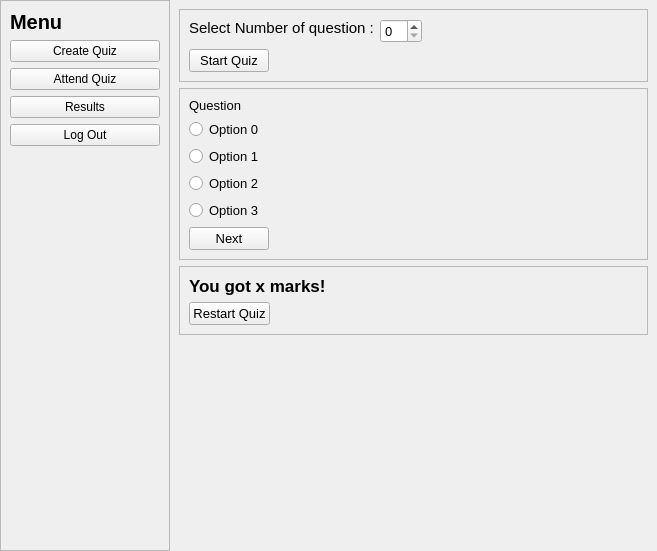
Qt form main.ui (riyadbinaziz/SmartGrading) before a commit.
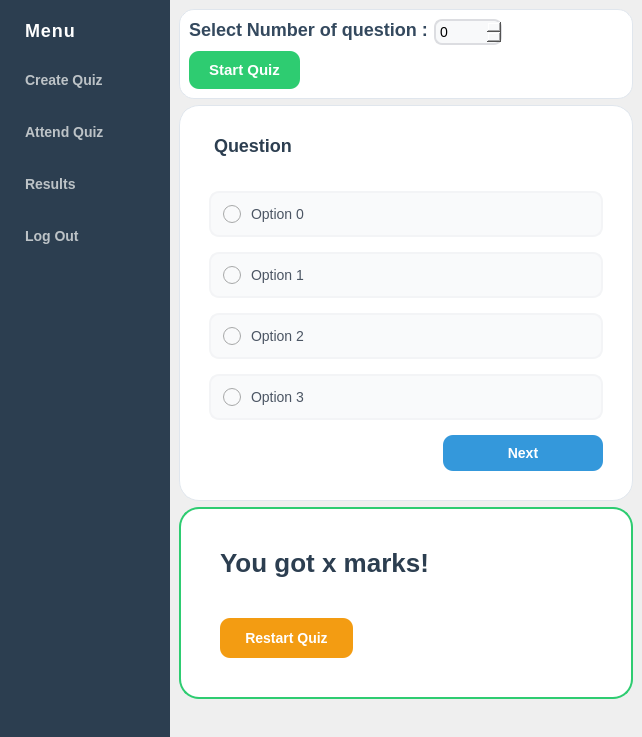
The same form after that commit. The open tabs and pages were chosen to show the change.

Diff of the .ui file:
```diff
--- a/main.ui
+++ b/main.ui
@@ -6,14 +6,29 @@
    <rect>
     <x>0</x>
     <y>0</y>
-    <width>657</width>
-    <height>551</height>
+    <width>642</width>
+    <height>737</height>
    </rect>
   </property>
   <property name="windowTitle">
    <string>SmartGrading</string>
   </property>
   <widget class="QWidget" name="homeWidget">
+   <property name="styleSheet">
+    <string notr="true">QLineEdit {
+    background-color: #ffffff;
+    border: 1px solid #dcdde1;
+    border-radius: 8px;
+    padding: 8px 12px;
+    font-size: 13px;
+    color: #2f3640;
+}
+
+QLineEdit:focus {
+    border: 2px solid #3498db; 
+    background-color: #f5faff;
+}</string>
+   </property>
    <layout class="QVBoxLayout" name="verticalLayout">
     <property name="spacing">
      <number>0</number>
@@ -185,6 +200,50 @@
             <height>16777215</height>
            </size>
           </property>
+          <property name="styleSheet">
+           <string notr="true">#sidebar_frame_home {
+    background-color: #2c3e50;
+    border: none;
+}
+
+#menu_sidebar_label_home {
+    color: #ffffff;
+    font-size: 18px;
+    font-weight: bold;
+    font-family: &quot;Segoe UI&quot;, sans-serif;
+    padding: 20px 10px 10px 20px;
+    letter-spacing: 1px;
+    text-transform: uppercase;
+}
+
+#sidebar_frame_home QPushButton {
+    color: #bdc3c7; 
+    background-color: transparent;
+    border: none;
+    border-radius: 0px;
+    text-align: left;
+    padding: 15px 25px;
+    font-size: 14px;
+    font-weight: 500;
+    font-family: &quot;Segoe UI&quot;, sans-serif;
+}
+
+#sidebar_frame_home QPushButton:hover {
+    color: #ffffff;
+    background-color: #34495e; 
+    border-left: 4px solid #3498db; 
+}
+
+QPushButton#logout_sidebar_btn_home:hover {
+    background-color: #e74c3c; 
+    color: white;
+}
+
+#sidebar_frame_home QPushButton:pressed {
+    background-color: #1abc9c;
+    color: white;
+}</string>
+          </property>
           <property name="frameShape">
            <enum>QFrame::Shape::StyledPanel</enum>
           </property>
@@ -192,11 +251,24 @@
            <enum>QFrame::Shadow::Raised</enum>
           </property>
           <layout class="QVBoxLayout" name="verticalLayout_2">
+           <property name="leftMargin">
+            <number>0</number>
+           </property>
+           <property name="topMargin">
+            <number>0</number>
+           </property>
+           <property name="rightMargin">
+            <number>0</number>
+           </property>
+           <property name="bottomMargin">
+            <number>0</number>
+           </property>
            <item>
             <widget class="QLabel" name="menu_sidebar_label_home">
              <property name="font">
               <font>
-               <pointsize>15</pointsize>
+               <family>Segoe UI</family>
+               <pointsize>-1</pointsize>
                <bold>true</bold>
               </font>
              </property>
@@ -207,6 +279,9 @@
            </item>
            <item>
             <widget class="QPushButton" name="createquiz_sidebar_btn_home">
+             <property name="styleSheet">
+              <string notr="true"/>
+             </property>
              <property name="text">
               <string>Create Quiz</string>
              </property>
@@ -223,6 +298,9 @@
            </item>
            <item>
             <widget class="QPushButton" name="attendquiz_sidebar_btn_home">
+             <property name="styleSheet">
+              <string notr="true"/>
+             </property>
              <property name="text">
               <string>Attend Quiz</string>
              </property>
@@ -230,6 +308,9 @@
            </item>
            <item>
             <widget class="QPushButton" name="results_sidebar_btn_home">
+             <property name="styleSheet">
+              <string notr="true"/>
+             </property>
              <property name="text">
               <string>Results</string>
              </property>
@@ -237,6 +318,9 @@
            </item>
            <item>
             <widget class="QPushButton" name="logout_sidebar_btn_home">
+             <property name="styleSheet">
+              <string notr="true"/>
+             </property>
              <property name="text">
               <string>Log Out</string>
              </property>
@@ -273,6 +357,52 @@
                 <verstretch>0</verstretch>
                </sizepolicy>
               </property>
+              <property name="styleSheet">
+               <string notr="true">QFrame#select_qs_number_frame {
+    background-color: #ffffff;
+    border-radius: 15px;
+    border: 1px solid #e0e6ed;
+}
+
+QLabel#select_qs_number_label {
+    color: #34495e;
+    font-size: 18px;
+    font-weight: bold;
+    font-family: &quot;Segoe UI&quot;, sans-serif;
+}
+
+QSpinBox#select_qs_number_spinbox {
+    background-color: #f8f9fa;
+    border: 2px solid #dcdde1;
+    border-radius: 8px;
+    padding: 2px;
+    min-width: 60px;
+    font-size: 14px;
+}
+
+QSpinBox#select_qs_number_spinbox:focus {
+    border: 2px solid #2ecc71; 
+}
+
+QPushButton#start_quiz_btn {
+    background-color: #2ecc71; 
+    color: white;
+    font-weight: bold;
+    font-size: 15px;
+    border-radius: 10px;
+    padding: 10px 20px;
+    text-transform: uppercase;
+}
+
+QPushButton#start_quiz_btn:hover {
+    background-color: #27ae60;
+}
+
+QPushButton#start_quiz_btn:pressed {
+    background-color: #1e8449;
+    padding-top: 12px; 
+}</string>
+              </property>
               <property name="frameShape">
                <enum>QFrame::Shape::StyledPanel</enum>
               </property>
@@ -303,7 +433,7 @@
                  </property>
                  <property name="font">
                   <font>
-                   <pointsize>10</pointsize>
+                   <pointsize>-1</pointsize>
                   </font>
                  </property>
                 </widget>
@@ -312,9 +442,13 @@
                 <widget class="QPushButton" name="start_quiz_btn">
                  <property name="font">
                   <font>
-                   <pointsize>10</pointsize>
+                   <pointsize>-1</pointsize>
+                   <bold>true</bold>
                   </font>
                  </property>
+                 <property name="styleSheet">
+                  <string notr="true"/>
+                 </property>
                  <property name="text">
                   <string>Start Quiz</string>
                  </property>
@@ -330,8 +464,9 @@
                  </property>
                  <property name="font">
                   <font>
-                   <pointsize>11</pointsize>
-                   <bold>false</bold>
+                   <family>Segoe UI</family>
+                   <pointsize>-1</pointsize>
+                   <bold>true</bold>
                   </font>
                  </property>
                  <property name="text">
@@ -350,6 +485,48 @@
                 <verstretch>0</verstretch>
                </sizepolicy>
               </property>
+              <property name="styleSheet">
+               <string notr="true">#quiz_qs_frame {
+    background-color: #ffffff;
+    border-radius: 20px;
+    border: 1px solid #e0e6ed;
+    padding: 20px;
+}
+
+#quiz_qs_label {
+    color: #2c3e50;
+    font-size: 18px;
+    font-weight: bold;
+    margin-bottom: 20px;
+}
+
+QRadioButton {
+    color: #4b5563;
+    font-size: 14px;
+    padding: 12px;
+    background-color: #f9fafb;
+    border: 2px solid #f3f4f6;
+    border-radius: 10px;
+    spacing: 10px;
+}
+
+QRadioButton:hover {
+    background-color: #f0f7ff;
+    border: 2px solid #3498db;
+}
+
+QRadioButton::indicator {
+    width: 18px;
+    height: 18px;
+}
+
+QRadioButton:checked {
+    background-color: #ebf5fb;
+    border: 2px solid #3498db;
+    color: #2980b9;
+    font-weight: bold;
+}</string>
+              </property>
               <property name="frameShape">
                <enum>QFrame::Shape::StyledPanel</enum>
               </property>
@@ -357,11 +534,15 @@
                <enum>QFrame::Shadow::Raised</enum>
               </property>
               <layout class="QGridLayout" name="gridLayout_4">
-               <item row="0" column="0">
+               <property name="spacing">
+                <number>15</number>
+               </property>
+               <item row="0" column="0" alignment="Qt::AlignmentFlag::AlignLeft">
                 <widget class="QLabel" name="quiz_qs_label">
                  <property name="font">
                   <font>
-                   <pointsize>10</pointsize>
+                   <pointsize>-1</pointsize>
+                   <bold>true</bold>
                   </font>
                  </property>
                  <property name="text">
@@ -373,7 +554,7 @@
                 <widget class="QRadioButton" name="qs_opt0_radio">
                  <property name="font">
                   <font>
-                   <pointsize>10</pointsize>
+                   <pointsize>-1</pointsize>
                   </font>
                  </property>
                  <property name="text">
@@ -388,7 +569,7 @@
                 <widget class="QRadioButton" name="qs_opt1_radio">
                  <property name="font">
                   <font>
-                   <pointsize>10</pointsize>
+                   <pointsize>-1</pointsize>
                   </font>
                  </property>
                  <property name="text">
@@ -403,7 +584,7 @@
                 <widget class="QRadioButton" name="qs_opt2_radio">
                  <property name="font">
                   <font>
-                   <pointsize>10</pointsize>
+                   <pointsize>-1</pointsize>
                   </font>
                  </property>
                  <property name="text">
@@ -418,7 +599,7 @@
                 <widget class="QRadioButton" name="qs_opt3_radio">
                  <property name="font">
                   <font>
-                   <pointsize>10</pointsize>
+                   <pointsize>-1</pointsize>
                   </font>
                  </property>
                  <property name="text">
@@ -429,13 +610,34 @@
                  </attribute>
                 </widget>
                </item>
-               <item row="5" column="0" alignment="Qt::AlignmentFlag::AlignLeft">
+               <item row="5" column="0" alignment="Qt::AlignmentFlag::AlignRight">
                 <widget class="QPushButton" name="next_qs_btn">
                  <property name="font">
                   <font>
-                   <pointsize>10</pointsize>
+                   <pointsize>-1</pointsize>
+                   <bold>true</bold>
                   </font>
                  </property>
+                 <property name="styleSheet">
+                  <string notr="true">QPushButton#next_qs_btn {
+    background-color: #3498db;
+    color: white;
+    font-weight: bold;
+    font-size: 14px;
+    border-radius: 10px;
+    padding: 10px 30px;
+    min-width: 100px;
+}
+
+QPushButton#next_qs_btn:hover {
+    background-color: #2980b9;
+}
+
+QPushButton#next_qs_btn:pressed {
+    background-color: #1c5980;
+    padding-top: 12px;
+}</string>
+                 </property>
                  <property name="text">
                   <string>Next</string>
                  </property>
@@ -452,6 +654,41 @@
                 <verstretch>0</verstretch>
                </sizepolicy>
               </property>
+              <property name="styleSheet">
+               <string notr="true">#show_result_frame {
+    background-color: #ffffff;
+    border-radius: 20px;
+    border: 2px solid #2ecc71; 
+    padding: 30px;
+}
+
+#show_result_label {
+    color: #2c3e50;
+    font-size: 26px;
+    font-weight: 900;
+    font-family: &quot;Segoe UI&quot;, sans-serif;
+    margin-bottom: 20px;
+}
+
+#restart_quiz_btn {
+    background-color: #f39c12;
+    color: white;
+    font-weight: bold;
+    font-size: 14px;
+    border-radius: 10px;
+    padding: 12px 25px;
+    text-transform: uppercase;
+}
+
+#restart_quiz_btn:hover {
+    background-color: #e67e22;
+}
+
+#restart_quiz_btn:pressed {
+    background-color: #d35400;
+    padding-top: 14px;
+}</string>
+              </property>
               <property name="frameShape">
                <enum>QFrame::Shape::StyledPanel</enum>
               </property>
@@ -459,6 +696,9 @@
                <enum>QFrame::Shadow::Raised</enum>
               </property>
               <layout class="QGridLayout" name="gridLayout_6">
+               <property name="spacing">
+                <number>20</number>
+               </property>
                <item row="3" column="0" alignment="Qt::AlignmentFlag::AlignLeft">
                 <widget class="QPushButton" name="restart_quiz_btn">
                  <property name="maximumSize">
@@ -469,7 +709,8 @@
                  </property>
                  <property name="font">
                   <font>
-                   <pointsize>10</pointsize>
+                   <pointsize>-1</pointsize>
+                   <bold>true</bold>
                   </font>
                  </property>
                  <property name="text">
@@ -481,13 +722,17 @@
                 <widget class="QLabel" name="show_result_label">
                  <property name="font">
                   <font>
-                   <pointsize>13</pointsize>
-                   <bold>true</bold>
+                   <family>Segoe UI</family>
+                   <pointsize>-1</pointsize>
+                   <fontweight>Black</fontweight>
                   </font>
                  </property>
                  <property name="text">
                   <string>You got x marks!</string>
                  </property>
+                 <property name="alignment">
+                  <set>Qt::AlignmentFlag::AlignCenter</set>
+                 </property>
                 </widget>
                </item>
                <item row="2" column="1">
```
Left out of the diff: 484 changed lines with no effect on the pictures.
